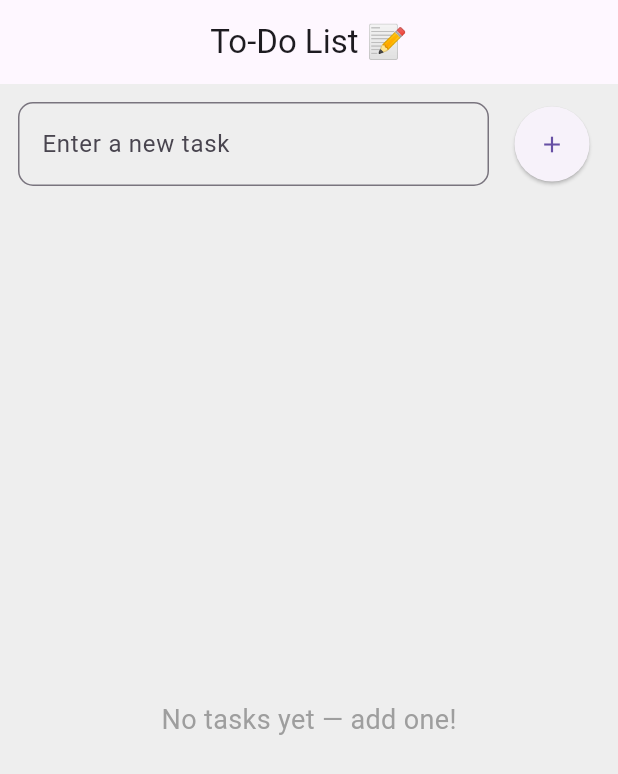
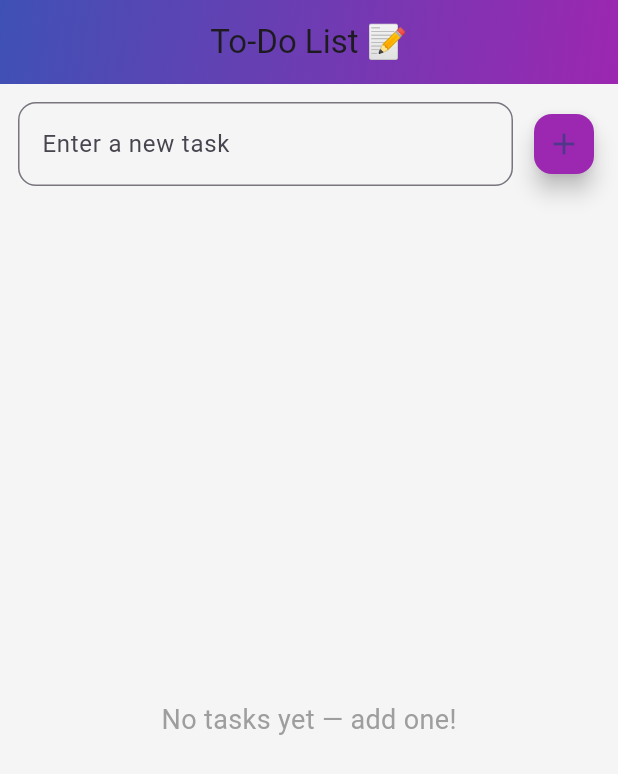
Before and after one commit to KalSol12/todo_app, a Flutter app: the screen it shows after launch, after a tap on the "add" icon, on a phone screen of 412 x 824 dp. Shown: the top 774 px of the screen. Run offline on Flutter 3.47's test engine with Material 3 defaults, Android fonts, the phone set to English and light mode, and no system bars; our stand-ins replace shared_preferences.

Commit message:
🎨 UI update: gradient AppBar, swipe-to-delete, FAB

```diff
--- a/lib/main.dart
+++ b/lib/main.dart
@@ -16,7 +16,8 @@ class TodoApp extends StatelessWidget {
       debugShowCheckedModeBanner: false,
       theme: ThemeData(
         primarySwatch: Colors.indigo,
-        scaffoldBackgroundColor: Colors.grey[200],
+        scaffoldBackgroundColor: Colors.grey[100],
+        useMaterial3: true, // modern material 3 look
       ),
       home: const TodoHomePage(),
     );
@@ -37,10 +38,9 @@ class _TodoHomePageState extends State<TodoHomePage> {
   @override
   void initState() {
     super.initState();
-    _loadTasks(); // Load saved tasks when app starts
+    _loadTasks();
   }
 
-  // ✅ Load tasks from SharedPreferences
   Future<void> _loadTasks() async {
     final prefs = await SharedPreferences.getInstance();
     final savedData = prefs.getString('tasks');
@@ -52,7 +52,6 @@ class _TodoHomePageState extends State<TodoHomePage> {
     }
   }
 
-  // ✅ Save tasks to SharedPreferences
   Future<void> _saveTasks() async {
     final prefs = await SharedPreferences.getInstance();
     await prefs.setString('tasks', json.encode(_tasks));
@@ -65,7 +64,7 @@ class _TodoHomePageState extends State<TodoHomePage> {
         _tasks.add({'title': text, 'done': false});
       });
       _controller.clear();
-      _saveTasks(); // Save changes
+      _saveTasks();
     }
   }
 
@@ -73,14 +72,14 @@ class _TodoHomePageState extends State<TodoHomePage> {
     setState(() {
       _tasks[index]['done'] = !_tasks[index]['done'];
     });
-    _saveTasks(); // Save changes
+    _saveTasks();
   }
 
   void _deleteTask(int index) {
     setState(() {
       _tasks.removeAt(index);
     });
-    _saveTasks(); // Save changes
+    _saveTasks();
   }
 
   @override
@@ -89,6 +88,15 @@ class _TodoHomePageState extends State<TodoHomePage> {
       appBar: AppBar(
         title: const Text('To-Do List 📝'),
         centerTitle: true,
+        flexibleSpace: Container(
+          decoration: const BoxDecoration(
+            gradient: LinearGradient(
+              colors: [Colors.indigo, Colors.purple],
+              begin: Alignment.topLeft,
+              end: Alignment.bottomRight,
+            ),
+          ),
+        ),
       ),
       body: Column(
         children: [
@@ -102,20 +110,18 @@ class _TodoHomePageState extends State<TodoHomePage> {
                     decoration: InputDecoration(
                       labelText: 'Enter a new task',
                       border: OutlineInputBorder(
-                        borderRadius: BorderRadius.circular(10),
+                        borderRadius: BorderRadius.circular(12),
                       ),
                     ),
                     onSubmitted: (_) => _addTask(),
                   ),
                 ),
                 const SizedBox(width: 10),
-                ElevatedButton(
+                FloatingActionButton(
                   onPressed: _addTask,
-                  style: ElevatedButton.styleFrom(
-                    shape: const CircleBorder(),
-                    padding: const EdgeInsets.all(16),
-                  ),
                   child: const Icon(Icons.add),
+                  backgroundColor: Colors.purple,
+                  mini: true,
                 ),
               ],
             ),
@@ -132,13 +138,27 @@ class _TodoHomePageState extends State<TodoHomePage> {
                     itemCount: _tasks.length,
                     itemBuilder: (context, index) {
                       final task = _tasks[index];
-                      return Card(
+                      return Dismissible(
+                        key: Key(task['title'] + index.toString()),
+                        background: Container(
+                          color: Colors.red,
+                          alignment: Alignment.centerRight,
+                          padding: const EdgeInsets.only(right: 20),
+                          child: const Icon(Icons.delete, color: Colors.white),
+                        ),
+                        direction: DismissDirection.endToStart,
+                        onDismissed: (_) => _deleteTask(index),
+                        child: Card(
                           margin: const EdgeInsets.symmetric(
                               horizontal: 12, vertical: 6),
+                          elevation: 3,
+                          shape: RoundedRectangleBorder(
+                              borderRadius: BorderRadius.circular(12)),
                           child: ListTile(
                             leading: Checkbox(
                               value: task['done'],
                               onChanged: (_) => _toggleTask(index),
+                              activeColor: Colors.purple,
                             ),
                             title: Text(
                               task['title'],
@@ -148,11 +168,9 @@ class _TodoHomePageState extends State<TodoHomePage> {
                                     : TextDecoration.none,
                                 color:
                                     task['done'] ? Colors.grey : Colors.black87,
+                                fontWeight: FontWeight.w500,
                               ),
                             ),
-                          trailing: IconButton(
-                            icon: const Icon(Icons.delete, color: Colors.red),
-                            onPressed: () => _deleteTask(index),
                           ),
                         ),
                       );
```
Lines whose indentation alone changed are shown as unchanged.
